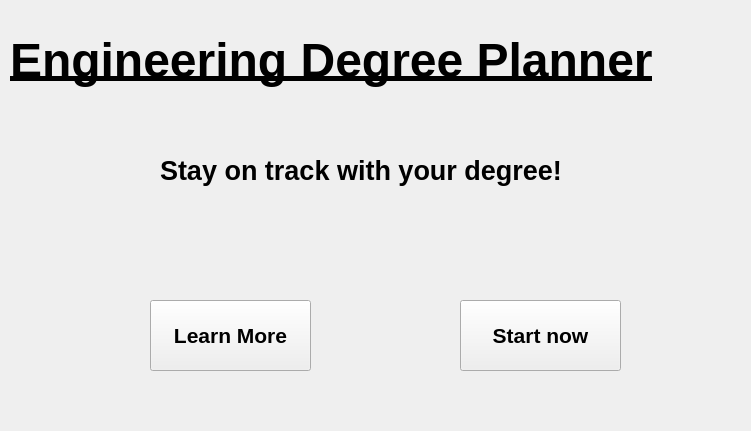
Before: the Qt Designer form 320projectGUI/mainwindow.ui in jesslelu/320GroupProject, drawn with Qt 5; both pictures show x 0 to 751 and y 0 to 431 of the 900 by 600 pixel window.
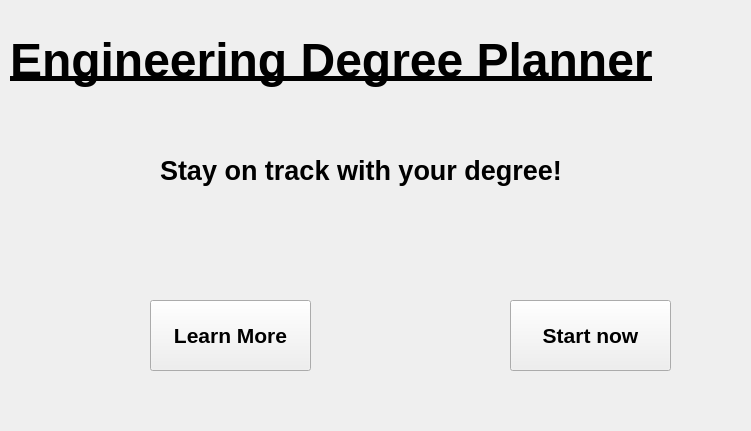
After: the same form once the commit is applied.

```diff
--- a/320projectGUI/mainwindow.ui
+++ b/320projectGUI/mainwindow.ui
@@ -40,7 +40,7 @@
      <rect>
       <x>160</x>
       <y>90</y>
-      <width>461</width>
+      <width>551</width>
       <height>161</height>
      </rect>
     </property>
@@ -78,7 +78,7 @@
    <widget class="QPushButton" name="startNow">
     <property name="geometry">
      <rect>
-      <x>460</x>
+      <x>510</x>
       <y>300</y>
       <width>161</width>
       <height>71</height>
```
